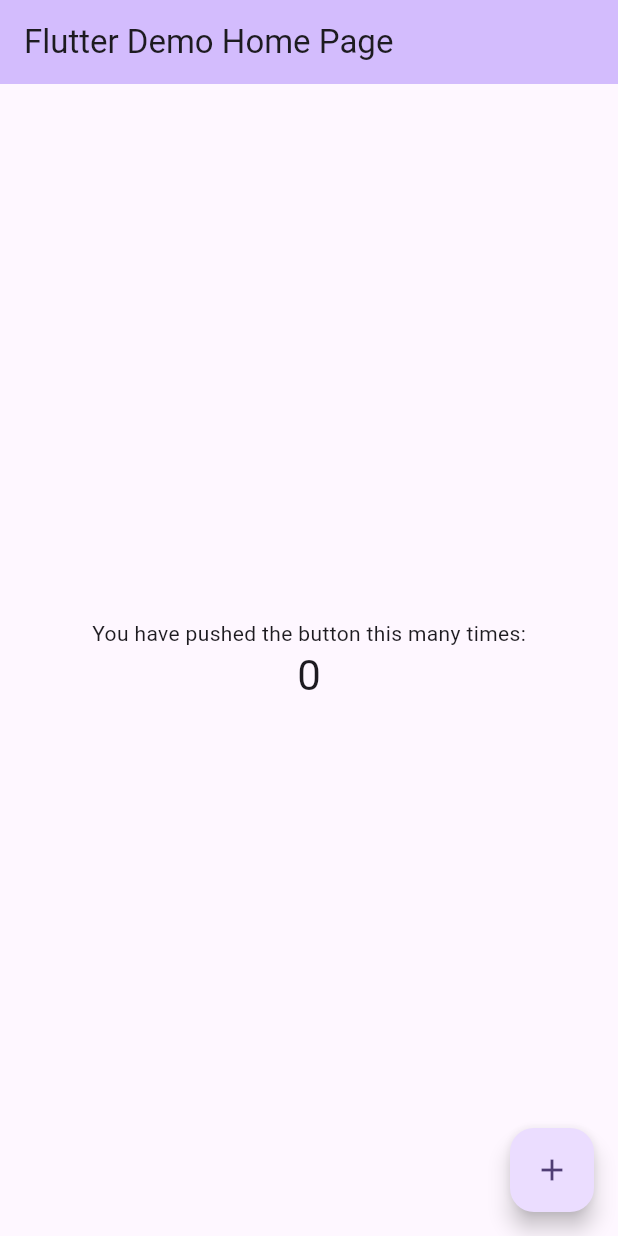
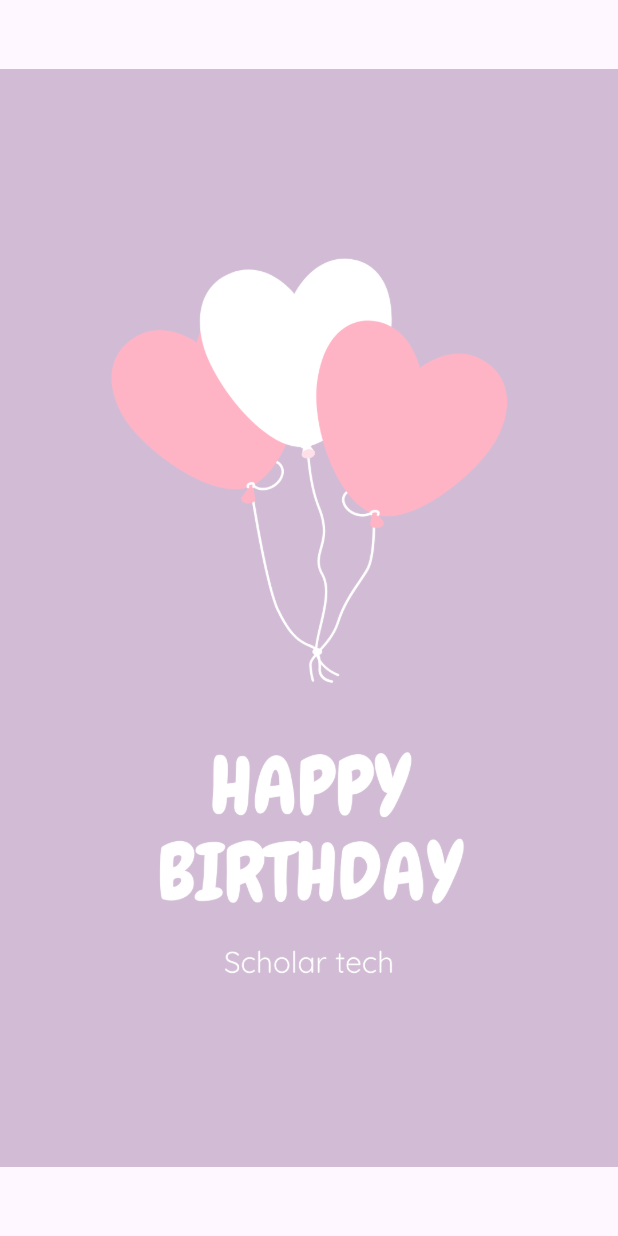
Before and after one commit to MohamedAbdelwhabMohamed/birthday_card, a Flutter app: the screen it shows after launch, on a phone screen of 412 x 824 dp. Run offline on Flutter 3.47's test engine with Material 3 defaults, Android fonts, the phone set to English and light mode, and no system bars.

```diff
--- a/lib/main.dart
+++ b/lib/main.dart
@@ -11,6 +11,7 @@ class MyApp extends StatelessWidget {
   @override
   Widget build(BuildContext context) {
     return MaterialApp(
+      debugShowCheckedModeBanner: false,
       title: 'Flutter Demo',
       theme: ThemeData(
         // This is the theme of your application.
@@ -55,71 +56,10 @@ class MyHomePage extends StatefulWidget {
 }
 
 class _MyHomePageState extends State<MyHomePage> {
-  int _counter = 0;
-
-  void _incrementCounter() {
-    setState(() {
-      // This call to setState tells the Flutter framework that something has
-      // changed in this State, which causes it to rerun the build method below
-      // so that the display can reflect the updated values. If we changed
-      // _counter without calling setState(), then the build method would not be
-      // called again, and so nothing would appear to happen.
-      _counter++;
-    });
-  }
-
   @override
   Widget build(BuildContext context) {
-    // This method is rerun every time setState is called, for instance as done
-    // by the _incrementCounter method above.
-    //
-    // The Flutter framework has been optimized to make rerunning build methods
-    // fast, so that you can just rebuild anything that needs updating rather
-    // than having to individually change instances of widgets.
-    return Scaffold(
-      appBar: AppBar(
-        // TRY THIS: Try changing the color here to a specific color (to
-        // Colors.amber, perhaps?) and trigger a hot reload to see the AppBar
-        // change color while the other colors stay the same.
-        backgroundColor: Theme.of(context).colorScheme.inversePrimary,
-        // Here we take the value from the MyHomePage object that was created by
-        // the App.build method, and use it to set our appbar title.
-        title: Text(widget.title),
-      ),
-      body: Center(
-        // Center is a layout widget. It takes a single child and positions it
-        // in the middle of the parent.
-        child: Column(
-          // Column is also a layout widget. It takes a list of children and
-          // arranges them vertically. By default, it sizes itself to fit its
-          // children horizontally, and tries to be as tall as its parent.
-          //
-          // Column has various properties to control how it sizes itself and
-          // how it positions its children. Here we use mainAxisAlignment to
-          // center the children vertically; the main axis here is the vertical
-          // axis because Columns are vertical (the cross axis would be
-          // horizontal).
-          //
-          // TRY THIS: Invoke "debug painting" (choose the "Toggle Debug Paint"
-          // action in the IDE, or press "p" in the console), to see the
-          // wireframe for each widget.
-          mainAxisAlignment: MainAxisAlignment.center,
-          children: <Widget>[
-            const Text(
-              'You have pushed the button this many times:',
-            ),
-            Text(
-              '$_counter',
-              style: Theme.of(context).textTheme.headlineMedium,
-            ),
-          ],
-        ),
-      ),
-      floatingActionButton: FloatingActionButton(
-        onPressed: _incrementCounter,
-        tooltip: 'Increment',
-        child: const Icon(Icons.add),
-      ), // This trailing comma makes auto-formatting nicer for build methods.
+    return const Scaffold(
+      body: Center(child: Image(image: AssetImage('images/image.png'))),
     );
   }
 }
--- a/pubspec.yaml
+++ b/pubspec.yaml
@@ -59,8 +59,8 @@ flutter:
   uses-material-design: true
 
   # To add assets to your application, add an assets section, like this:
-  # assets:
-  #   - images/a_dot_burr.jpeg
+  assets:
+    - images/image.png
   #   - images/a_dot_ham.jpeg
 
   # An image asset can refer to one or more resolution-specific "variants", see
```
Also changed, not shown: images/image.png (added).
